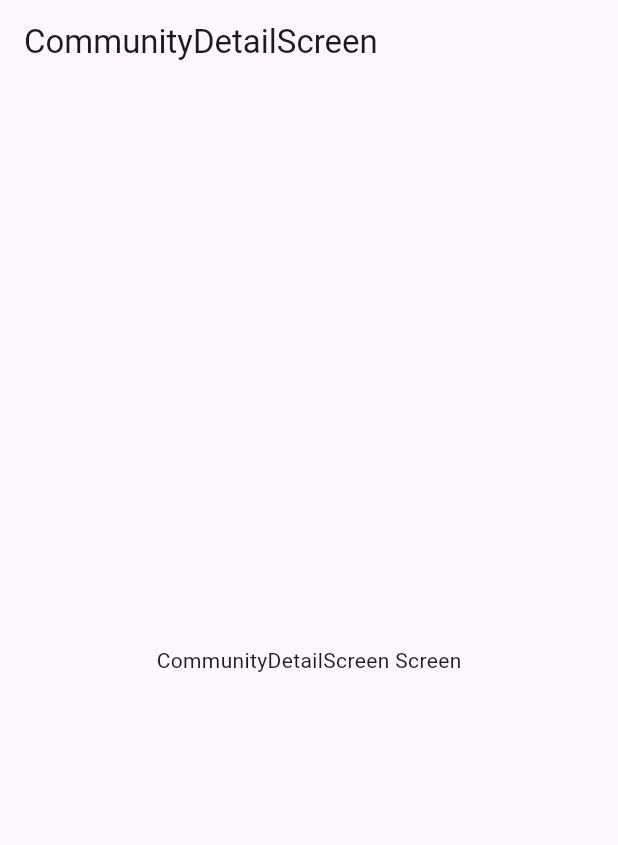
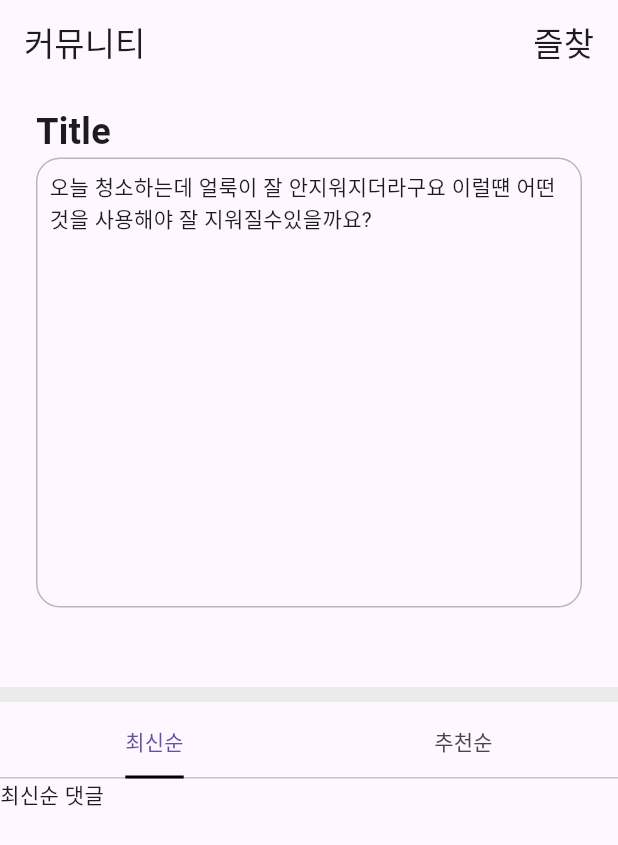
Before and after one commit to Ja-chwi-eui-Jeong-seok/Ja-chwi-eui-Jeong-seok, a Flutter app: the CommunityDetailScreen screen opened by its route, on a phone screen of 412 x 824 dp. Shown: the top 845 px of the screen. Run offline on Flutter 3.47's test engine with Material 3 defaults, Android fonts, the phone set to English and light mode, and no system bars; our stand-ins replace cloud_firestore, firebase_core, go_router, lottie; accounts and stored records are empty.

Commit message:
feat: 커뮤니티 상세페이지 초안

```diff
--- a/lib/core/config/router/router.dart
+++ b/lib/core/config/router/router.dart
@@ -23,7 +23,7 @@ import 'package:ja_chwi/presentation/screens/profile/profile_screen.dart';
 //라우트만 추가되면 RouteTitles.map에 새 경로를 매핑해주면 된다. 화면마다 수정할 필요 없음.
 
 final GoRouter router = GoRouter(
-  initialLocation: '/community',
+  initialLocation: '/community-detail',
   routes: [
     GoRoute(
       path: '/login',
@@ -73,7 +73,7 @@ final GoRouter router = GoRouter(
     GoRoute(
       path: '/community-detail',
       name: '커뮤니티 상세',
-      builder: (context, state) => const CommunityDetailScreen(),
+      builder: (context, state) => CommunityDetailScreen(),
     ),
     GoRoute(
       path: '/community-create',
--- a/lib/presentation/screens/community/community_detail_screen.dart
+++ b/lib/presentation/screens/community/community_detail_screen.dart
@@ -1,14 +1,76 @@
 import 'package:flutter/material.dart';
 
 class CommunityDetailScreen extends StatelessWidget {
-  const CommunityDetailScreen({super.key});
+  CommunityDetailScreen({super.key});
+  final commentController = TextEditingController();
 
   @override
   Widget build(BuildContext context) {
     return Scaffold(
-      appBar: AppBar(title: const Text('CommunityDetailScreen')),
-      body: const Center(
-        child: Text('CommunityDetailScreen Screen'),
+      appBar: AppBar(
+        title: Row(children: [Text('커뮤니티'), Spacer(), Text('즐찾')]),
+      ),
+      body: Column(
+        children: [
+          //게시글 영역
+          Container(
+            padding: EdgeInsets.only(left: 24, right: 24, top: 15, bottom: 50),
+            child: Column(
+              crossAxisAlignment: CrossAxisAlignment.start,
+              children: [
+                Text(
+                  'Title',
+                  textAlign: TextAlign.left,
+                  style: TextStyle(fontSize: 24, fontWeight: FontWeight.bold),
+                ),
+                Container(
+                  width: double.infinity,
+                  height: 300,
+                  decoration: BoxDecoration(
+                    border: Border.all(color: Color(0xFFB8B8B8), width: 1),
+                    borderRadius: BorderRadius.circular(16),
+                  ),
+                  child: Padding(
+                    padding: const EdgeInsets.all(8.0),
+                    child: Text(
+                      '오늘 청소하는데 얼룩이 잘 안지워지더라구요 이럴떈 어떤 것을 사용해야 잘 지워질수있을까요?',
+                    ),
+                  ),
+                ),
+              ],
+            ),
+          ),
+          //구분선
+          Divider(
+            thickness: 10, // 선 굵기
+            color: Color(0xFFEBEBEB), // 색상
+          ),
+          //댓글영역
+          Expanded(
+            child: DefaultTabController(
+              length: 2,
+              child: Column(
+                children: [
+                  TabBar(
+                    indicator: UnderlineTabIndicator(
+                      //  insets: EdgeInsets.zero,
+                      borderSide: BorderSide(color: Colors.black, width: 2),
+                    ),
+                    tabs: [
+                      Tab(text: '최신순'),
+                      Tab(text: '추천순'),
+                    ],
+                  ),
+                  Expanded(
+                    child: TabBarView(
+                      children: [Text('최신순 댓글'), Text('추천순 댓글')],
+                    ),
+                  ),
+                ],
+              ),
+            ),
+          ),
+        ],
       ),
     );
   }
```
